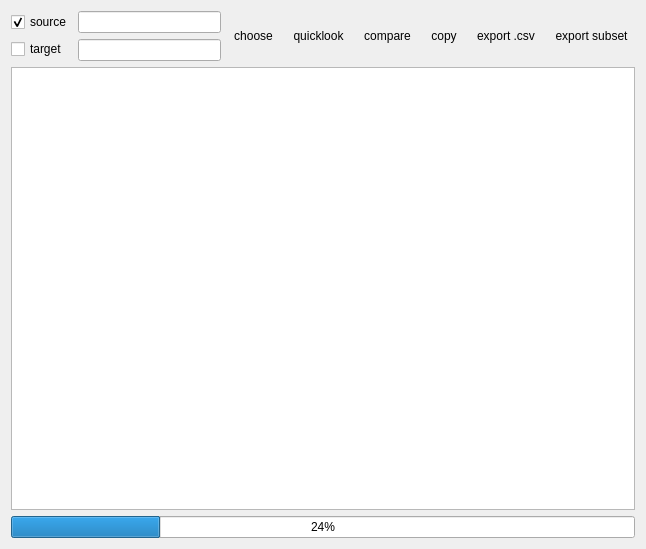
Above: src/formcompare.ui from adhoc2/HEXplorer_qt5 before the change. Below: the same form after it.
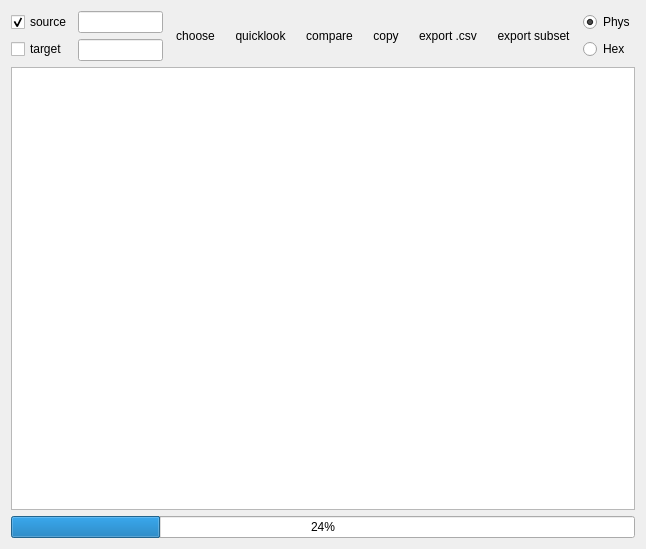
That is the form after the change. Icons and pictures are not drawn. Custom widgets are drawn as their Qt base class.

```diff
--- a/src/formcompare.ui
+++ b/src/formcompare.ui
@@ -208,6 +208,33 @@
        </property>
       </widget>
      </item>
+     <item>
+      <layout class="QVBoxLayout" name="verticalLayout_4">
+       <item>
+        <widget class="QRadioButton" name="radioButton_Phys">
+         <property name="toolTip">
+          <string>Display the values in physical format.</string>
+         </property>
+         <property name="text">
+          <string>Phys</string>
+         </property>
+         <property name="checked">
+          <bool>true</bool>
+         </property>
+        </widget>
+       </item>
+       <item>
+        <widget class="QRadioButton" name="radioButton_Hex">
+         <property name="toolTip">
+          <string>Display the values in hexadecimal format.</string>
+         </property>
+         <property name="text">
+          <string>Hex</string>
+         </property>
+        </widget>
+       </item>
+      </layout>
+     </item>
     </layout>
    </item>
    <item>
```
Left out of the diff: 2 changed lines with no effect on the pictures.
